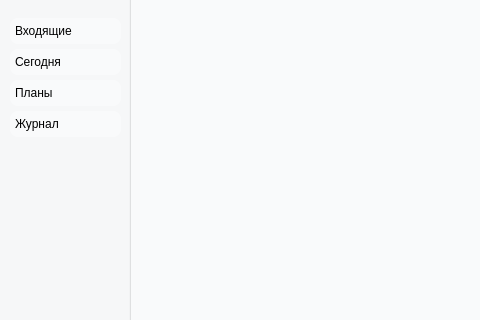
Old version of the form main_window.ui in the repository NAD777/yandex-toDo; both pictures show x 0 to 480 and y 0 to 320 of the 752 by 505 pixel window.
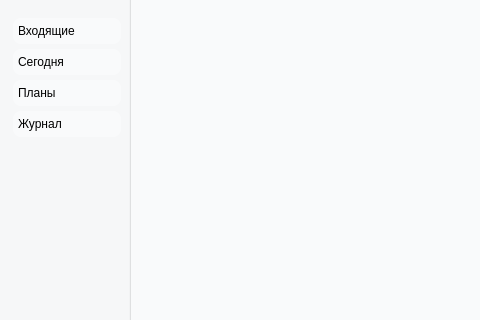
New version of the form. Icons and pictures are not drawn.

Commit message: Add margin in menu

Patch:
```diff
--- a/main_window.ui
+++ b/main_window.ui
@@ -75,7 +75,8 @@
 border:none;
 padding:5px;
 border-radius: 8px;
-text-align: left;</string>
+text-align: left;
+margin-left: 3px;</string>
      </property>
      <property name="text">
       <string>Сегодня </string>
@@ -99,7 +100,8 @@
 border:none;
 padding:5px;
 border-radius: 8px;
-text-align: left;</string>
+text-align: left;
+margin-left: 3px;</string>
      </property>
      <property name="text">
       <string>Журнал</string>
@@ -123,7 +125,8 @@
 border:none;
 padding:5px;
 border-radius: 8px;
-text-align: left;</string>
+text-align: left;
+margin-left: 3px;</string>
      </property>
      <property name="text">
       <string>Входящие</string>
@@ -147,7 +150,8 @@
 border:none;
 padding:5px;
 border-radius: 8px;
-text-align: left;</string>
+text-align: left;
+margin-left: 3px;</string>
      </property>
      <property name="text">
       <string>Планы</string>
```
The commit also changes 1 other file.
